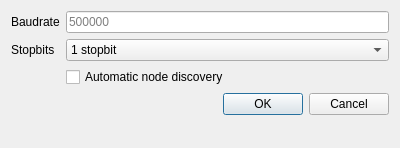
Old version of the form gui_qt/GloxiniaConfigurator/settingsdialog.ui in the repository opieters/gloxinia2.
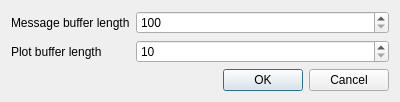
New version of the form.

Commit message: Implement application settings dialog

```diff
--- a/gui_qt/GloxiniaConfigurator/settingsdialog.ui
+++ b/gui_qt/GloxiniaConfigurator/settingsdialog.ui
@@ -7,7 +7,7 @@
     <x>0</x>
     <y>0</y>
     <width>400</width>
-    <height>148</height>
+    <height>98</height>
    </rect>
   </property>
   <property name="windowTitle">
@@ -17,47 +17,38 @@
    <item row="0" column="0">
     <widget class="QLabel" name="baudrateLabel">
      <property name="text">
-      <string>Baudrate</string>
+      <string>Message buffer length</string>
      </property>
     </widget>
    </item>
    <item row="0" column="1">
-    <widget class="QLineEdit" name="baudrateEdit">
-     <property name="placeholderText">
-      <string>500000</string>
+    <widget class="QSpinBox" name="mBufferEdit">
+     <property name="minimum">
+      <number>100</number>
      </property>
-     <property name="clearButtonEnabled">
-      <bool>false</bool>
+     <property name="maximum">
+      <number>100000</number>
      </property>
     </widget>
    </item>
    <item row="1" column="0">
     <widget class="QLabel" name="stopbitsLabel">
      <property name="text">
-      <string>Stopbits</string>
+      <string>Plot buffer length</string>
      </property>
     </widget>
    </item>
    <item row="1" column="1">
-    <widget class="QComboBox" name="stopbitsEdit">
-     <item>
-      <property name="text">
-       <string>1 stopbit</string>
-      </property>
-     </item>
-     <item>
-      <property name="text">
-       <string>1.5 stopbits</string>
-      </property>
-     </item>
-     <item>
-      <property name="text">
-       <string>2 stopbits</string>
-      </property>
-     </item>
+    <widget class="QSpinBox" name="plotBufferEdit">
+     <property name="minimum">
+      <number>10</number>
+     </property>
+     <property name="maximum">
+      <number>100000</number>
+     </property>
     </widget>
    </item>
-   <item row="3" column="0" colspan="2">
+   <item row="2" column="0" colspan="2">
     <widget class="QDialogButtonBox" name="buttonBox">
      <property name="orientation">
       <enum>Qt::Horizontal</enum>
@@ -67,13 +58,6 @@
      </property>
     </widget>
    </item>
-   <item row="2" column="1">
-    <widget class="QCheckBox" name="autoDiscovery">
-     <property name="text">
-      <string>Automatic node discovery</string>
-     </property>
-    </widget>
-   </item>
   </layout>
  </widget>
  <resources/>
```
Left out of the diff: 4 changed lines with no effect on the pictures. The commit also changes 2 other files.
